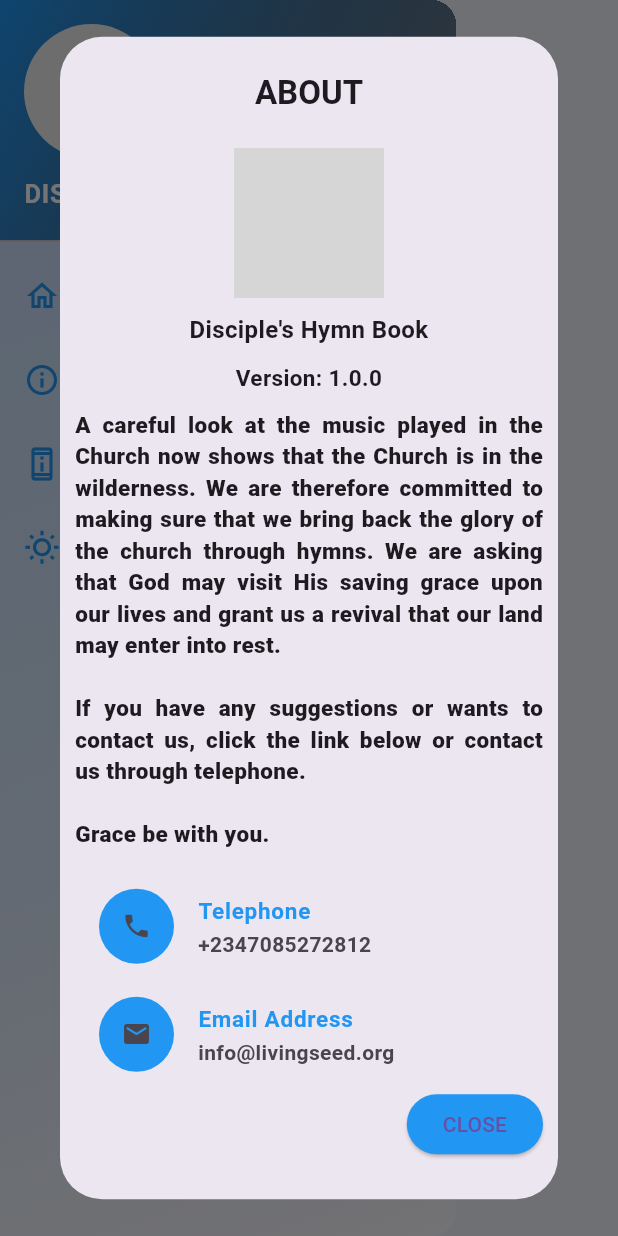
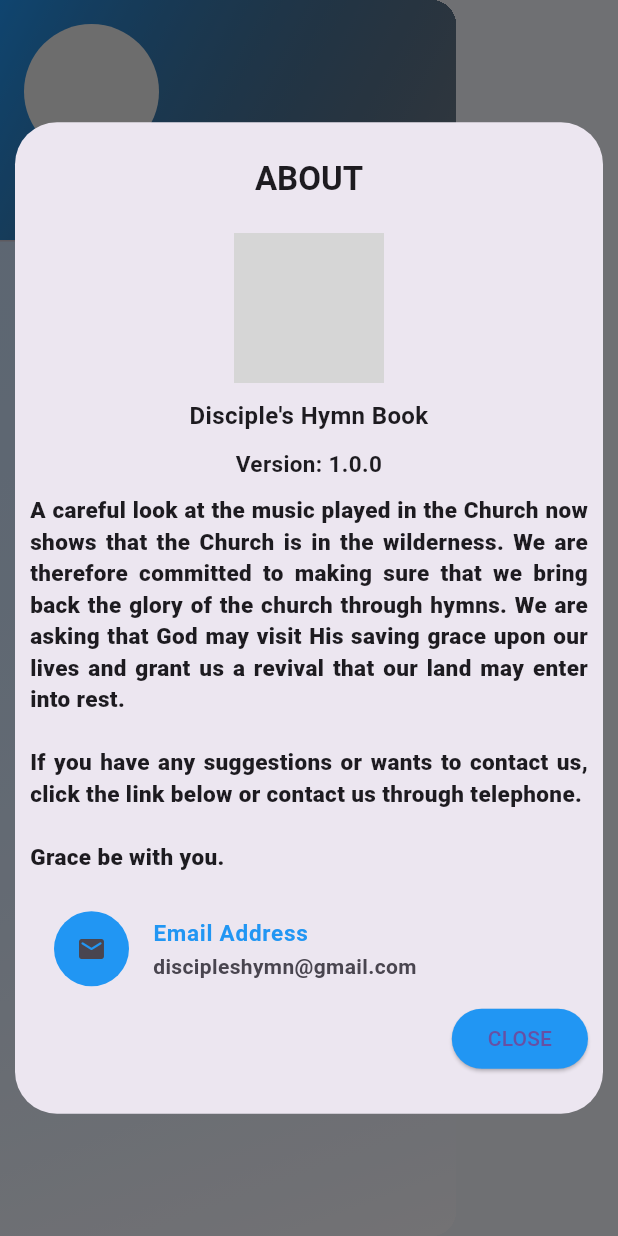
Before and after one commit to Igwe-Ugo/disciples_hymn_book, a Flutter app: the DiscipleshipSideBar widget shown alone on an empty page, opened directly, after a tap on "ABOUT", on a phone screen of 412 x 824 dp. Run offline on Flutter 3.47's test engine with Material 3 defaults, Android fonts, the phone set to English and light mode, and no system bars; our stand-ins replace just_audio, share_plus, shared_preferences; accounts and stored records are empty; grey boxes are pictures that could not be loaded.

Commit message:
I have conquered the problem of not displaying the hymn dialog at the center column, thank God for such victory!

```diff
--- a/lib/screens/common/side_bar.dart
+++ b/lib/screens/common/side_bar.dart
@@ -55,7 +55,7 @@ class _DiscipleshipSideBarState extends State<DiscipleshipSideBar> {
                   ),
                   const SizedBox(height: 10.0),
                   Text(
-                    'discipleship hymnary'.toUpperCase(),
+                    "disciples' Hymn book".toUpperCase(),
                     style: const TextStyle(
                         fontSize: 17,
                         color: Colors.white,
@@ -134,16 +134,13 @@ class _DiscipleshipSideBarState extends State<DiscipleshipSideBar> {
   }
 
   Future aboutDialog(BuildContext context) {
-    const String contactEmail = 'info@livingseed.org';
-    const String contactPhoneNumber = '+2347085272812';
+    const String contactEmail = 'discipleshymn@gmail.com';
     final Uri urlForEmail = Uri.parse('mailto:$contactEmail');
-    final Uri urlForTelephone = Uri.parse('tel:$contactPhoneNumber');
-    const String aboutUs =
-        "A careful look at the music played in the Church now shows that the Church is in the wilderness. We are therefore committed to making sure that we bring back the glory of the church through hymns. We are asking that God may visit His saving grace upon our lives and grant us a revival that our land may enter into rest.\n\nIf you have any suggestions or wants to contact us, click the link below or contact us through telephone.\n\nGrace be with you.";
-
+    const String aboutUs = "A careful look at the music played in the Church now shows that the Church is in the wilderness. We are therefore committed to making sure that we bring back the glory of the church through hymns. We are asking that God may visit His saving grace upon our lives and grant us a revival that our land may enter into rest.\n\nIf you have any suggestions or wants to contact us, click the link below or contact us through telephone.\n\nGrace be with you.";
     return showDialog(
       context: context,
       builder: (BuildContext context) => SimpleDialog(
+        insetPadding: const EdgeInsets.all(10.0),
         title: Text(
           'about'.toUpperCase(),
           style: const TextStyle(
@@ -190,47 +187,6 @@ class _DiscipleshipSideBarState extends State<DiscipleshipSideBar> {
                 ),
                 const SizedBox(
                   height: 15,
-                ),
-                ListTile(
-                  onTap: () async {
-                    if (await canLaunchUrl(urlForTelephone)) {
-                      await launchUrl(urlForTelephone);
-                    } else {
-                      debugPrint('Cant;');
-                    }
-                  },
-                  leading: Container(
-                    padding: const EdgeInsets.all(5),
-                    decoration: BoxDecoration(
-                      color: Styles.defaultBlueColor,
-                      borderRadius: BorderRadius.circular(25),
-                    ),
-                    constraints: const BoxConstraints(
-                      minWidth: 50,
-                      minHeight: 50,
-                    ),
-                    child: const Icon(
-                      Icons.phone,
-                      size: 20,
-                    ),
-                  ),
-                  title: const Text(
-                    'Telephone',
-                    style: TextStyle(
-                      fontSize: 15,
-                      fontWeight: FontWeight.w600,
-                      color: Styles.defaultBlueColor,
-                    ),
-                    textAlign: TextAlign.justify,
-                  ),
-                  subtitle: const Text(
-                    contactPhoneNumber,
-                    style: TextStyle(
-                      fontSize: 14,
-                      fontWeight: FontWeight.w600,
-                    ),
-                    textAlign: TextAlign.justify,
-                  ),
                 ),
                 ListTile(
                   onTap: () async {
--- a/lib/screens/common/widget.dart
+++ b/lib/screens/common/widget.dart
@@ -4,3 +4,4 @@ export 'preferences.dart';
 export 'theme_helper.dart';
 export 'side_bar.dart';
 export 'responsive.dart';
+export 'download_audiofile.dart';
--- a/lib/screens/home.dart
+++ b/lib/screens/home.dart
@@ -123,8 +123,7 @@ class _DiscipleshipHymnaryHomeState extends State<DiscipleshipHymnaryHome> {
   Future<List<DiscipleshipHymnaryModel>> readJsonData(
       BuildContext context) async {
     final assetBundle = DefaultAssetBundle.of(context);
-    final data =
-        await assetBundle.loadString('assets/json/discipleship_hymnary.json');
+    final data = await assetBundle.loadString('assets/json/discipleship_hymnary.json');
     final list = json.decode(data) as List<dynamic>;
     return list.map((e) => DiscipleshipHymnaryModel.fromJson(e)).toList();
   }
--- a/lib/screens/hymn_dialog.dart
+++ b/lib/screens/hymn_dialog.dart
@@ -1,5 +1,3 @@
-//import 'widget.dart';
-import 'widget.dart';
 import 'common/widget.dart';
 import 'package:flutter/material.dart';
 import 'package:share_plus/share_plus.dart';
@@ -166,9 +164,9 @@ class HymnDialog extends StatelessWidget {
                           ],
                         ),
                       ),
-                      HymnTune(
-                        hymnMusicPath: hymnaryModel.hymnMusic,
-                      ),
+                      /*DownloadAudioFile(
+                        audioFilePath: hymnaryModel.hymnMusic,
+                      ),*/
                       Container(
                         alignment: Alignment.bottomRight,
                         child: Column(
--- a/pubspec.yaml
+++ b/pubspec.yaml
@@ -38,8 +38,10 @@ dependencies:
   just_audio: ^0.9.35
   share_plus: ^7.2.1
   provider: ^6.1.1
+  http: ^1.2.1
   shared_preferences: ^2.2.2
   url_launcher: ^6.2.1
+  path_provider: ^2.1.2
   vector_math: any
 dev_dependencies:
   flutter_test:
```
Also changed, not shown: lib/screens/common/download_audiofile.dart (added).
